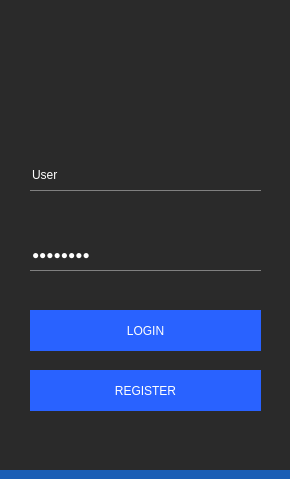
illud/qt-modern-ui, file mainwindow.ui: the form before one commit.
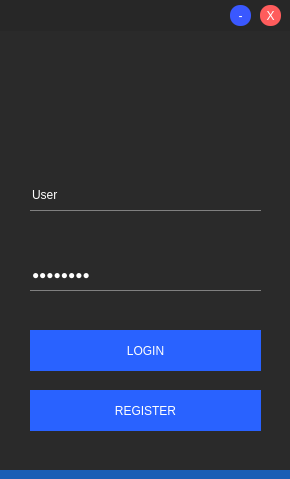
The form after the commit. Icons and pictures are not drawn.

What changed in the file:
```diff
--- a/mainwindow.ui
+++ b/mainwindow.ui
@@ -33,7 +33,7 @@
     <property name="geometry">
      <rect>
       <x>30</x>
-      <y>160</y>
+      <y>180</y>
       <width>231</width>
       <height>31</height>
      </rect>
@@ -56,7 +56,7 @@
     <property name="geometry">
      <rect>
       <x>30</x>
-      <y>240</y>
+      <y>260</y>
       <width>231</width>
       <height>31</height>
      </rect>
@@ -79,7 +79,7 @@
     <property name="geometry">
      <rect>
       <x>70</x>
-      <y>40</y>
+      <y>60</y>
       <width>141</width>
       <height>71</height>
      </rect>
@@ -95,7 +95,7 @@
     <property name="geometry">
      <rect>
       <x>30</x>
-      <y>310</y>
+      <y>330</y>
       <width>231</width>
       <height>41</height>
      </rect>
@@ -134,7 +134,7 @@
     <property name="geometry">
      <rect>
       <x>30</x>
-      <y>370</y>
+      <y>390</y>
       <width>231</width>
       <height>41</height>
      </rect>
@@ -182,6 +182,95 @@
      <string notr="true">background-color: rgb(27, 94, 181);</string>
     </property>
    </widget>
+   <widget class="QWidget" name="widget_2" native="true">
+    <property name="geometry">
+     <rect>
+      <x>-10</x>
+      <y>0</y>
+      <width>301</width>
+      <height>31</height>
+     </rect>
+    </property>
+    <property name="styleSheet">
+     <string notr="true">background-color: rgb(39, 39, 39);</string>
+    </property>
+    <widget class="QPushButton" name="closeBtn">
+     <property name="geometry">
+      <rect>
+       <x>270</x>
+       <y>5</y>
+       <width>21</width>
+       <height>21</height>
+      </rect>
+     </property>
+     <property name="styleSheet">
+      <string notr="true">QPushButton#closeBtn { 
+	background-color: rgb(255, 92, 92);
+	font: 900 9pt &quot;Arial Black&quot;;
+	color: rgb(255, 255, 255);
+    border: 0px;
+	border-radius: 10px;
+	border-style: outset;
+}
+
+QPushButton#closeBtn:hover{ 
+    background-color: rgb(33, 78, 203);
+	font: 900 9pt &quot;Arial Black&quot;;
+	color: rgb(255, 255, 255);
+    border: 0px;
+}
+
+QPushButton#closeBtn::focus:pressed{ 
+	background-color: rgb(38, 72, 184);
+	font: 900 9pt &quot;Arial Black&quot;;
+	color: rgb(255, 255, 255);
+    border: 0px;
+}
+</string>
+     </property>
+     <property name="text">
+      <string>X</string>
+     </property>
+    </widget>
+    <widget class="QPushButton" name="minimizeBtn">
+     <property name="geometry">
+      <rect>
+       <x>240</x>
+       <y>5</y>
+       <width>21</width>
+       <height>21</height>
+      </rect>
+     </property>
+     <property name="styleSheet">
+      <string notr="true">QPushButton#minimizeBtn { 
+	background-color: rgb(58, 88, 255);
+	font: 900 9pt &quot;Arial Black&quot;;
+	color: rgb(255, 255, 255);
+    border: 0px;
+	border-radius: 10px;
+	border-style: outset;
+}
+
+QPushButton#minimizeBtn:hover{ 
+    background-color: rgb(33, 78, 203);
+	font: 900 9pt &quot;Arial Black&quot;;
+	color: rgb(255, 255, 255);
+    border: 0px;
+}
+
+QPushButton#minimizeBtn::focus:pressed{ 
+	background-color: rgb(38, 72, 184);
+	font: 900 9pt &quot;Arial Black&quot;;
+	color: rgb(255, 255, 255);
+    border: 0px;
+}
+</string>
+     </property>
+     <property name="text">
+      <string>-</string>
+     </property>
+    </widget>
+   </widget>
   </widget>
  </widget>
  <resources/>
```
